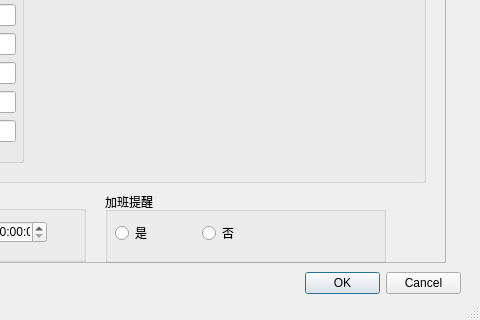
The window that win_monitor/ui/Main.ui (YiBuBuHuiTou/tools) describes before a commit, drawn with Qt 5; both pictures show x 225 to 705 and y 311 to 631 of the 705 by 631 pixel window.
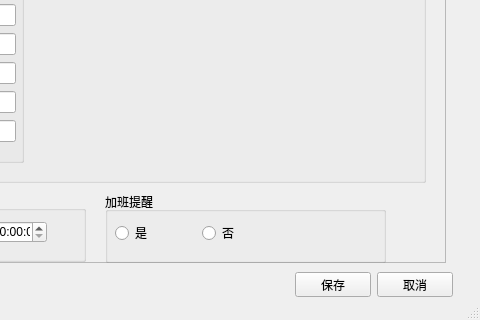
The same window after the commit.

Patch:
```diff
--- a/win_monitor/ui/Main.ui
+++ b/win_monitor/ui/Main.ui
@@ -483,18 +483,31 @@
      </property>
     </widget>
    </widget>
-   <widget class="QDialogButtonBox" name="buttonBox">
+   <widget class="QWidget" name="">
     <property name="geometry">
      <rect>
-      <x>530</x>
+      <x>520</x>
       <y>560</y>
-      <width>156</width>
-      <height>23</height>
+      <width>158</width>
+      <height>25</height>
      </rect>
     </property>
-    <property name="standardButtons">
-     <set>QDialogButtonBox::Cancel|QDialogButtonBox::Ok</set>
-    </property>
+    <layout class="QHBoxLayout" name="horizontalLayout_5">
+     <item>
+      <widget class="QPushButton" name="save_btn">
+       <property name="text">
+        <string>保存</string>
+       </property>
+      </widget>
+     </item>
+     <item>
+      <widget class="QPushButton" name="cancel_btn">
+       <property name="text">
+        <string>取消</string>
+       </property>
+      </widget>
+     </item>
+    </layout>
    </widget>
   </widget>
   <widget class="QMenuBar" name="menubar">
```
